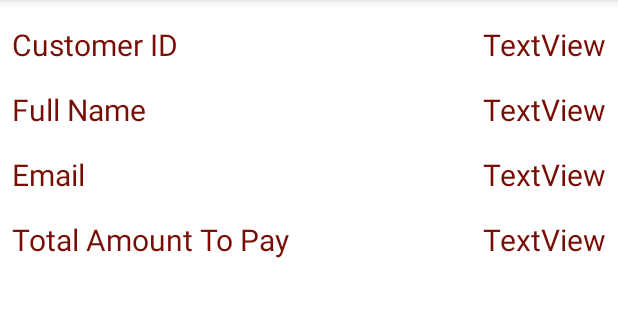
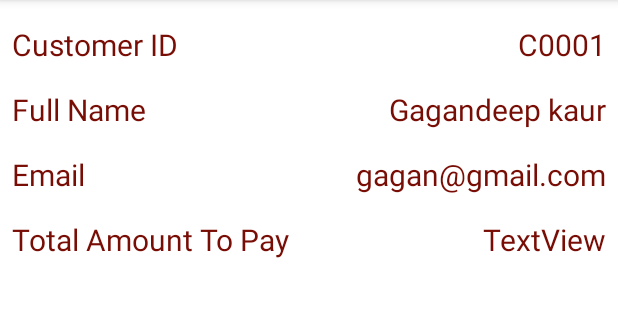
Before and after one commit to GagandeepKaur97/C0768688_W2020_MAD3125_FP, an Android app: the list_of_customers screen opened directly, with no data from a screen before it, after a tap on "Gagandeep kaur", on a phone screen of 412 x 824 dp, the part 84-404 px from its top. Run offline under Robolectric (Android 15) with nearby library versions, the phone set to English and light mode, and no system bars.

Commit message:
[gk]bill adapter

```diff
--- a/app/src/main/java/com/gagan/c0768688_w2020_mad3125_fp/Repo/customerRepo.java
+++ b/app/src/main/java/com/gagan/c0768688_w2020_mad3125_fp/Repo/customerRepo.java
@@ -1,5 +1,6 @@
 package com.gagan.c0768688_w2020_mad3125_fp.Repo;
 
+import com.gagan.c0768688_w2020_mad3125_fp.classes.HydroBill;
 import com.gagan.c0768688_w2020_mad3125_fp.classes.customer;
 
 import java.util.ArrayList;
@@ -21,9 +22,12 @@ public class customerRepo {
         return this.customers;
     }
     public void loadDetails(){
+
+        HydroBill H1 = new HydroBill("HYD001","28/07/1995","hydro",444.0,"gagan",23);
         customer customer1 = new customer("C0001","Gagandeep","kaur","gagan@gmail.com");
         customer customer2 = new customer("C0002","evneet","kaur","evneet@yahoo.com");
         customer customer3 = new customer("C0003","ramneet","Kaur","ramneet@yahoo.com");
+        customer1.addBill("HYD",H1);
         customers.add(customer1);
         customers.add(customer2);
         customers.add(customer3);
--- a/app/src/main/java/com/gagan/c0768688_w2020_mad3125_fp/UI/Customer_screen.java
+++ b/app/src/main/java/com/gagan/c0768688_w2020_mad3125_fp/UI/Customer_screen.java
@@ -27,11 +27,11 @@ public class Customer_screen extends AppCompatActivity {
         Email = findViewById(R.id.textView7);
         TotalAmountToPay = findViewById(R.id.textView8);
 
-        customer tobj = (customer) getIntent().getSerializableExtra("customers");
+        customer tobj = (customer) getIntent().getParcelableExtra("customers");
 
         CustomerId.setText(tobj.getCustomerId());
         FullName.setText(tobj.getFullName());
-        Email.setText(tobj.getEmail());
+        Email.setText(tobj.getEmailId());
     }
     @Override
     public boolean onCreateOptionsMenu(Menu menu) {         //https://javatpoint.com/android-option-menu-example
--- a/app/src/main/java/com/gagan/c0768688_w2020_mad3125_fp/classes/HydroBill.java
+++ b/app/src/main/java/com/gagan/c0768688_w2020_mad3125_fp/classes/HydroBill.java
@@ -1,6 +1,6 @@
 package com.gagan.c0768688_w2020_mad3125_fp.classes;
 
-public class HydroBill extends Bill {
+public class HydroBill extends Bill implements IDisplay {
     private String agencyname;
     private int unitsconsumed;
 
@@ -27,5 +27,8 @@ public class HydroBill extends Bill {
     }
 
 
+    @Override
+    public void print() {
 
     }
+}
--- a/app/src/main/res/layout/activity_customer_screen.xml
+++ b/app/src/main/res/layout/activity_customer_screen.xml
@@ -102,4 +102,17 @@
         app:layout_constraintEnd_toEndOf="parent"
         app:layout_constraintTop_toBottomOf="@+id/textView7" />
 
+    <androidx.recyclerview.widget.RecyclerView
+        android:id="@+id/rvbills"
+        android:layout_width="409dp"
+        android:layout_height="557dp"
+        android:layout_marginStart="1dp"
+        android:layout_marginTop="5dp"
+        android:layout_marginEnd="1dp"
+        android:layout_marginBottom="1dp"
+        app:layout_constraintBottom_toBottomOf="parent"
+        app:layout_constraintEnd_toEndOf="parent"
+        app:layout_constraintStart_toStartOf="parent"
+        app:layout_constraintTop_toBottomOf="@+id/textView4" />
+
 </androidx.constraintlayout.widget.ConstraintLayout>
```
Also changed, not shown: app/src/main/java/com/gagan/c0768688_w2020_mad3125_fp/classes/InternetBill.java (+6 -1 lines), app/src/main/java/com/gagan/c0768688_w2020_mad3125_fp/classes/MobileBill.java (+6 -1 lines).
